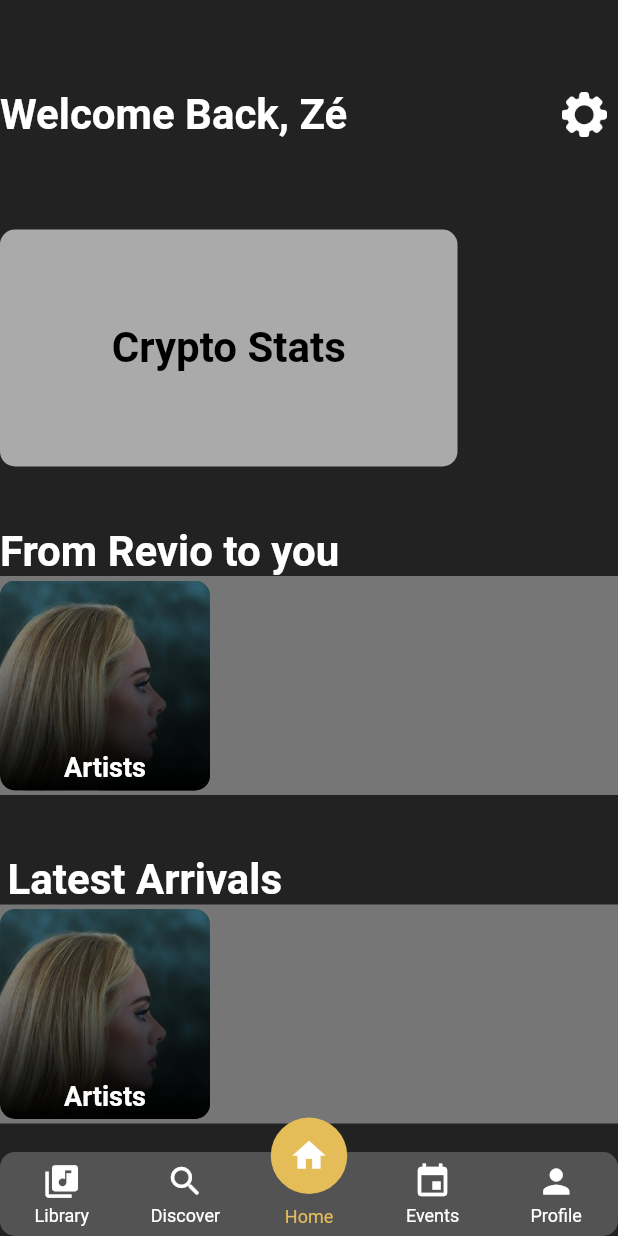
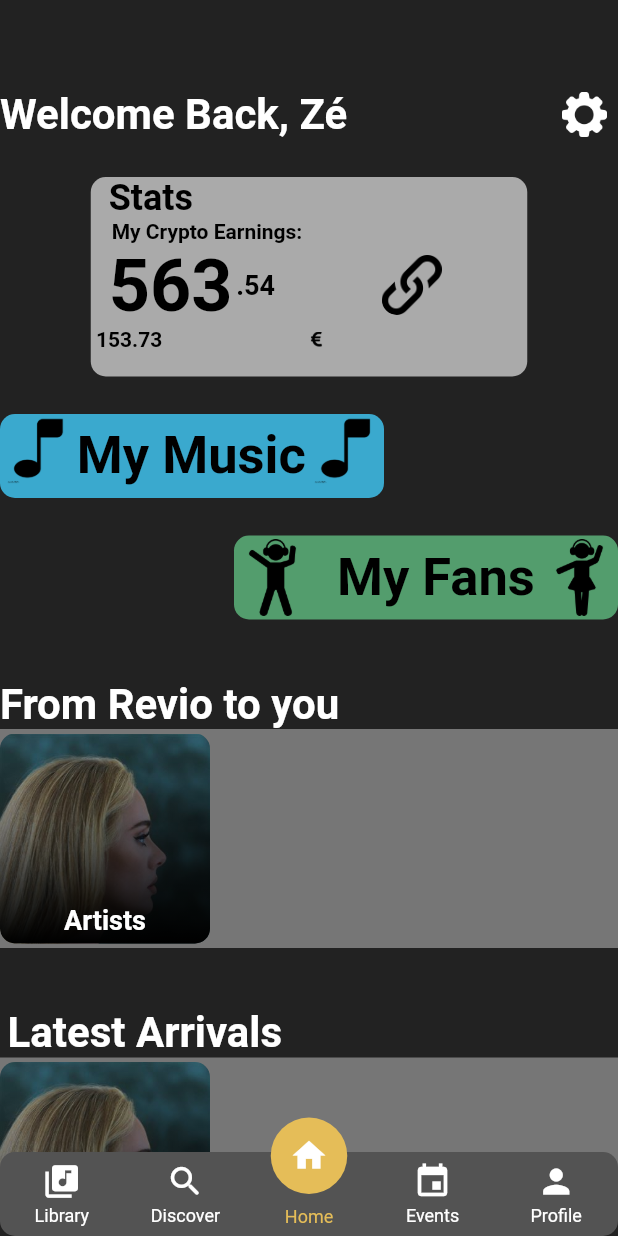
Before and after one commit to Prata129/CCU, a Flutter app: the screen it shows after launch, after a tap on "Login", on a phone screen of 412 x 824 dp. Run offline on Flutter 3.47's test engine with Material 2 defaults, Android fonts, the light colour scheme and no system bars; drawn by our look-alikes of persistent_bottom_nav_bar; our stand-ins replace cloud_firestore, email_validator, firebase_auth, firebase_core, google_fonts; accounts and stored records are empty; statements that could not run were skipped.

Commit message:
artist Home Screen and initial My Music Page

```diff
--- /dev/null
+++ b/Revio/lib/ui/ArtistHomeScreen.dart
@@ -0,0 +1,471 @@
+// ignore_for_file: prefer_const_constructors
+
+import 'package:flutter/material.dart';
+import 'package:google_fonts/google_fonts.dart';
+import 'package:revio/ui/settingsScreen.dart';
+import 'package:revio/ui/myMusic.dart';
+
+class ArtistHomeScreen extends StatelessWidget {
+  @override
+  Widget build(BuildContext context) {
+    return Scaffold(
+      backgroundColor: const Color(0xFF222222),
+      body: SingleChildScrollView(
+        child: Column(children: [
+//**************WELCOME BACK AND SSETTINGS********************
+
+          Padding(
+            padding: const EdgeInsets.only(top: 60.0),
+            child: Row(children: [
+              /* Align(
+                alignment: const AlignmentDirectional(0.7, -0.8),
+                child:  */
+              Container(
+                child: Text('Welcome Back, Zé',
+                    textAlign: TextAlign.left,
+                    style: GoogleFonts.roboto(
+                        color: Colors.white,
+                        fontSize: 28,
+                        fontWeight: FontWeight.bold)),
+              ),
+              //),
+              Expanded(
+                child: Align(
+                  alignment: const AlignmentDirectional(0.9, -0.8),
+                  child: InkWell(
+                    onTap: () {
+                      Navigator.push(
+                          context,
+                          MaterialPageRoute(
+                              builder: (context) => SettingsScreen()));
+                    },
+                    radius: 30,
+                    //padding: const EdgeInsets.only(top: 60.0),
+                    child: Container(
+                        //margin: const EdgeInsets.only(bottom: 40, left: 50),
+                        width: 30,
+                        height: 30,
+                        child: Image.asset('assets/images/settings.png')),
+                  ),
+                ),
+              ),
+            ]),
+          ),
+
+//**************CRYPTO STATS********************
+
+          Row(mainAxisAlignment: MainAxisAlignment.center, children: [
+            Padding(
+              padding: const EdgeInsets.only(top: 25),
+              child: Container(
+                width: 291,
+                height: 133,
+                //color: Color.fromARGB(255, 58, 169, 206),
+                decoration: BoxDecoration(
+                    color: Color.fromARGB(214, 196, 196, 196),
+                    borderRadius: BorderRadius.circular(10)),
+                child: InkWell(
+                  onTap: () {},
+                  child: Column(
+                    children: [
+                      Row(children: [
+                        Expanded(
+                          flex: 1,
+                          child: Text(
+                            '  Stats',
+                            style: TextStyle(
+                                fontWeight: FontWeight.bold,
+                                fontSize: 24,
+                                color: Color.fromARGB(255, 0, 0, 0)),
+                          ),
+                        )
+                      ]),
+                      Row(children: [
+                        Expanded(
+                          flex: 1,
+                          child: Text(
+                            '    My Crypto Earnings:',
+                            style: TextStyle(
+                                fontWeight: FontWeight.bold,
+                                fontSize: 14,
+                                color: Color.fromARGB(255, 0, 0, 0)),
+                          ),
+                        )
+                      ]),
+                      Row(
+                          mainAxisAlignment: MainAxisAlignment.start,
+                          children: [
+                            Expanded(
+                              flex: 1,
+                              child: Text(
+                                ' 563',
+                                style: TextStyle(
+                                    fontWeight: FontWeight.bold,
+                                    fontSize: 48,
+                                    color: Color.fromARGB(255, 0, 0, 0)),
+                              ),
+                            ),
+                            Expanded(
+                              flex: 1,
+                              child: Text(
+                                '.54',
+                                style: TextStyle(
+                                    fontWeight: FontWeight.bold,
+                                    fontSize: 18,
+                                    color: Color.fromARGB(255, 0, 0, 0)),
+                              ),
+                            ),
+                            Expanded(
+                              flex: 1,
+                              child: Container(
+                                height: 40,
+                                width: 40,
+                                decoration: BoxDecoration(
+                                  image: const DecorationImage(
+                                    fit: BoxFit.contain,
+                                    alignment: Alignment.centerLeft,
+                                    image: AssetImage(
+                                      'assets/images/cryptoCoin.png',
+                                    ),
+                                  ),
+                                  borderRadius: BorderRadius.circular(10),
+                                ),
+                              ),
+                            ),
+                          ]),
+                      Row(children: [
+                        Expanded(
+                          flex: 1,
+                          child: Text(
+                            ' 153.73',
+                            style: TextStyle(
+                                fontWeight: FontWeight.bold,
+                                fontSize: 14,
+                                color: Color.fromARGB(255, 0, 0, 0)),
+                          ),
+                        ),
+                        Expanded(
+                          flex: 1,
+                          child: Container(
+                            height: 10,
+                            width: 10,
+                            decoration: BoxDecoration(
+                              image: const DecorationImage(
+                                fit: BoxFit.contain,
+                                alignment: Alignment.bottomLeft,
+                                image: AssetImage(
+                                  'assets/images/euro.png',
+                                ),
+                              ),
+                              borderRadius: BorderRadius.circular(10),
+                            ),
+                          ),
+                        ),
+                      ]),
+                    ],
+                  ),
+                ),
+              ),
+            )
+          ]),
+
+//**************MY MUSIC********************
+
+          Row(children: [
+            Padding(
+              padding: const EdgeInsets.only(top: 25),
+              child: Container(
+                width: 256,
+                height: 56,
+                //color: Color.fromARGB(255, 58, 169, 206),
+                decoration: BoxDecoration(
+                    color: Color.fromARGB(255, 58, 169, 206),
+                    borderRadius: BorderRadius.circular(10)),
+                child: InkWell(
+                  onTap: () {
+                    Navigator.push(context,
+                        MaterialPageRoute(builder: (context) => MyMusic()));
+                  },
+                  child: Row(
+                    crossAxisAlignment: CrossAxisAlignment.center,
+                    children: <Widget>[
+                      Expanded(
+                        flex: 1,
+                        child: Container(
+                          decoration: BoxDecoration(
+                            image: const DecorationImage(
+                              fit: BoxFit.contain,
+                              image: AssetImage(
+                                'assets/images/musicNote.png',
+                              ),
+                            ),
+                            borderRadius: BorderRadius.circular(10),
+                          ),
+                        ),
+                      ),
+                      Expanded(
+                        flex: 3,
+                        child: Text(
+                          'My Music',
+                          style: TextStyle(
+                              fontWeight: FontWeight.bold,
+                              fontSize: 35,
+                              color: Color.fromARGB(255, 0, 0, 0)),
+                        ),
+                      ),
+                      Expanded(
+                        flex: 1,
+                        child: Container(
+                          decoration: BoxDecoration(
+                            image: const DecorationImage(
+                              fit: BoxFit.contain,
+                              image: AssetImage(
+                                'assets/images/musicNote.png',
+                              ),
+                            ),
+                            borderRadius: BorderRadius.circular(10),
+                          ),
+                        ),
+                      ),
+                    ],
+                  ),
+                ),
+              ),
+            )
+          ]),
+
+//**************MY FANS********************
+
+          Row(mainAxisAlignment: MainAxisAlignment.end, children: [
+            Padding(
+              padding: const EdgeInsets.only(top: 25),
+              child: Container(
+                width: 256,
+                height: 56,
+                //color: Color.fromARGB(255, 58, 169, 206),
+                decoration: BoxDecoration(
+                    color: Color.fromARGB(255, 83, 157, 109),
+                    borderRadius: BorderRadius.circular(10)),
+                child: InkWell(
+                  onTap: () {},
+                  child: Row(
+                    crossAxisAlignment: CrossAxisAlignment.center,
+                    children: <Widget>[
+                      Expanded(
+                        flex: 1,
+                        child: Container(
+                          decoration: BoxDecoration(
+                            image: const DecorationImage(
+                              fit: BoxFit.contain,
+                              image: AssetImage(
+                                'assets/images/manDancing.png',
+                              ),
+                            ),
+                            borderRadius: BorderRadius.circular(10),
+                          ),
+                        ),
+                      ),
+                      Expanded(
+                        flex: 3,
+                        child: Text(
+                          '  My Fans',
+                          style: TextStyle(
+                              fontWeight: FontWeight.bold,
+                              fontSize: 35,
+                              color: Color.fromARGB(255, 0, 0, 0)),
+                        ),
+                      ),
+                      Expanded(
+                        flex: 1,
+                        child: Container(
+                          decoration: BoxDecoration(
+                            image: const DecorationImage(
+                              fit: BoxFit.contain,
+                              image: AssetImage(
+                                'assets/images/womanDancing.png',
+                              ),
+                            ),
+                            borderRadius: BorderRadius.circular(10),
+                          ),
+                        ),
+                      ),
+                    ],
+                  ),
+                ),
+              ),
+            )
+          ]),
+
+//**************FROM REVIO TO YOU********************
+
+          Padding(
+            padding: const EdgeInsets.only(top: 40.0),
+            child: Row(children: [
+              Container(
+                child: Text('From Revio to you',
+                    textAlign: TextAlign.left,
+                    style: GoogleFonts.roboto(
+                        color: Colors.white,
+                        fontSize: 28,
+                        fontWeight: FontWeight.bold)),
+              ),
+            ]),
+          ),
+          Row(
+            mainAxisAlignment: MainAxisAlignment.spaceEvenly,
+            children: [
+              Container(
+                //margin: const EdgeInsets.only(top: 60, bottom: 30),
+                height: 146,
+                width: MediaQuery.of(context).size.width,
+                decoration: BoxDecoration(
+                  color: Color.fromARGB(213, 134, 134, 134),
+                ),
+                child: ListView(scrollDirection: Axis.horizontal, children: [
+                  Column(
+                    children: [
+                      Padding(
+                        padding: const EdgeInsets.only(top: 3),
+                        child: SizedBox(
+                            width: 140,
+                            height: 140,
+                            child: Stack(children: <Widget>[
+                              Container(
+                                decoration: BoxDecoration(
+                                  image: const DecorationImage(
+                                    fit: BoxFit.fill,
+                                    image: AssetImage(
+                                      'assets/images/adele25.jpg',
+                                    ),
+                                  ),
+                                  borderRadius: BorderRadius.circular(10),
+                                ),
+                              ),
+                              Container(
+                                decoration: BoxDecoration(
+                                  gradient: LinearGradient(
+                                      begin: FractionalOffset.topCenter,
+                                      end: FractionalOffset.bottomCenter,
+                                      colors: [
+                                        Colors.black.withOpacity(0),
+                                        Colors.black,
+                                      ],
+                                      stops: const [
+                                        0,
+                                        1
+                                      ]),
+                                  borderRadius: BorderRadius.circular(10),
+                                ),
+                              ),
+                              Container(
+                                child: const Align(
+                                  alignment: Alignment
+                                      .bottomCenter, // Align however you like (i.e .centerRight, centerLeft)
+                                  child: Padding(
+                                    padding: EdgeInsets.all(5),
+                                    child: Text(
+                                      'Artists',
+                                      style: TextStyle(
+                                          fontWeight: FontWeight.bold,
+                                          fontSize: 18,
+                                          color: Colors.white),
+                                    ),
+                                  ),
+                                ),
+                              )
+                            ])),
+                      )
+                    ],
+                  ),
+                ]),
+              ),
+            ],
+          ),
+          Padding(
+            padding: const EdgeInsets.only(left: 5, top: 40.0),
+            child: Row(children: [
+              Container(
+                child: Text('Latest Arrivals',
+                    textAlign: TextAlign.left,
+                    style: GoogleFonts.roboto(
+                        color: Colors.white,
+                        fontSize: 28,
+                        fontWeight: FontWeight.bold)),
+              ),
+            ]),
+          ),
+          Row(
+            mainAxisAlignment: MainAxisAlignment.spaceEvenly,
+            children: [
+              Container(
+                //margin: const EdgeInsets.only(top: 60, bottom: 30),
+                height: 146,
+                width: MediaQuery.of(context).size.width,
+                decoration: BoxDecoration(
+                  color: Color.fromARGB(213, 134, 134, 134),
+                ),
+                child: ListView(scrollDirection: Axis.horizontal, children: [
+                  Column(
+                    children: [
+                      Padding(
+                        padding: const EdgeInsets.only(top: 3),
+                        child: SizedBox(
+                            width: 140,
+                            height: 140,
+                            child: Stack(children: <Widget>[
+                              Container(
+                                decoration: BoxDecoration(
+                                  image: const DecorationImage(
+                                    fit: BoxFit.fill,
+                                    image: AssetImage(
+                                      'assets/images/adele25.jpg',
+                                    ),
+                                  ),
+                                  borderRadius: BorderRadius.circular(10),
+                                ),
+                              ),
+                              Container(
+                                decoration: BoxDecoration(
+                                  gradient: LinearGradient(
+                                      begin: FractionalOffset.topCenter,
+                                      end: FractionalOffset.bottomCenter,
+                                      colors: [
+                                        Colors.black.withOpacity(0),
+                                        Colors.black,
+                                      ],
+                                      stops: const [
+                                        0,
+                                        1
+                                      ]),
+                                  borderRadius: BorderRadius.circular(10),
+                                ),
+                              ),
+                              Container(
+                                child: const Align(
+                                  alignment: Alignment
+                                      .bottomCenter, // Align however you like (i.e .centerRight, centerLeft)
+                                  child: Padding(
+                                    padding: EdgeInsets.all(5),
+                                    child: Text(
+                                      'Artists',
+                                      style: TextStyle(
+                                          fontWeight: FontWeight.bold,
+                                          fontSize: 18,
+                                          color: Colors.white),
+                                    ),
+                                  ),
+                                ),
+                              )
+                            ])),
+                      )
+                    ],
+                  ),
+                ]),
+              ),
+            ],
+          ),
+        ]),
+      ),
+    );
+  }
+}
--- a/Revio/lib/ui/manager.dart
+++ b/Revio/lib/ui/manager.dart
@@ -8,6 +8,7 @@ import 'package:revio/ui/eventsHomePage.dart';
 import 'package:revio/ui/homeScreen.dart';
 import 'package:revio/ui/DiscoverScreen.dart';
 import 'package:revio/ui/Profile_View.dart';
+import 'package:revio/ui/ArtistHomeScreen.dart';
 
 class Manager extends StatefulWidget {
   @override
@@ -60,7 +61,7 @@ class _Manager extends State<Manager> {
     return [
       LibraryScreen(),
       DiscoverScreen(),
-      HomeScreen(),
+      ArtistHomeScreen(),
       EventsHomePage(),
       ProfileView(),
     ];
--- /dev/null
+++ b/Revio/lib/ui/myMusic.dart
@@ -0,0 +1,62 @@
+// ignore_for_file: prefer_const_constructors
+
+import 'package:flutter/material.dart';
+import 'package:google_fonts/google_fonts.dart';
+
+class MyMusic extends StatelessWidget {
+  @override
+  Widget build(BuildContext context) {
+    return Scaffold(
+      backgroundColor: const Color(0xFF222222),
+      body: SingleChildScrollView(
+        child: Column(children: [
+          AppBar(
+            leading: IconButton(
+                icon: Icon(Icons.arrow_back_ios),
+                onPressed: () {
+                  Navigator.pop(context);
+                }),
+            iconTheme: IconThemeData(color: Color(0xFFC2C2C2)),
+            backgroundColor: Color(0xFF222222),
+            title: Text("My Music",
+                style: TextStyle(fontSize: 32.0, color: Color(0xFFC2C2C2))),
+            elevation: 0,
+          ),
+//**************Add Music********************
+
+          Row(mainAxisAlignment: MainAxisAlignment.center, children: [
+            Padding(
+              padding: const EdgeInsets.only(top: 25),
+              child: Container(
+                width: 256,
+                height: 56,
+                //color: Color.fromARGB(255, 58, 169, 206),
+                decoration: BoxDecoration(
+                    color: Color.fromARGB(255, 229, 189, 88),
+                    borderRadius: BorderRadius.circular(10)),
+                child: InkWell(
+                  onTap: () {},
+                  child: Row(
+                    crossAxisAlignment: CrossAxisAlignment.center,
+                    children: <Widget>[
+                      Expanded(
+                        flex: 1,
+                        child: Text(
+                          '     Add Music',
+                          style: TextStyle(
+                              fontWeight: FontWeight.bold,
+                              fontSize: 35,
+                              color: Color.fromARGB(255, 0, 0, 0)),
+                        ),
+                      ),
+                    ],
+                  ),
+                ),
+              ),
+            )
+          ]),
+        ]),
+      ),
+    );
+  }
+}
```
Also changed, not shown: Revio/assets/images/cryptoCoin.png (added), Revio/assets/images/euro.png (added), Revio/assets/images/manDancing.png (added), Revio/assets/images/musicNote.png (added), Revio/assets/images/womanDancing.png (added).
